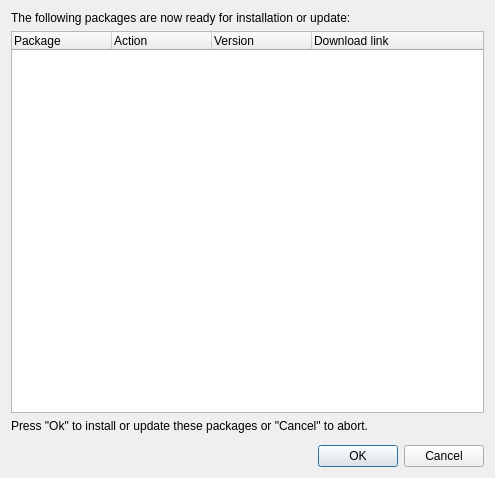
First picture: the form in src/lay/SaltManagerInstallConfirmationDialog.ui, repository KLayout/klayout, before the edit.
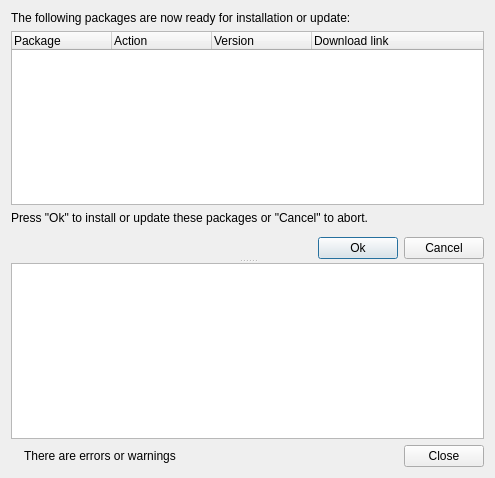
Second picture: the form after the edit. Icons and pictures are not drawn.

Commit message:
Better installation feedback for package manager
Now the confirmation dialog stays open and will show a log with the
installation progress and results.

The "marked" icon has been changed to look a bit less painted.

```diff
--- a/src/lay/SaltManagerInstallConfirmationDialog.ui
+++ b/src/lay/SaltManagerInstallConfirmationDialog.ui
@@ -13,7 +13,7 @@
   <property name="windowTitle">
    <string>Ready for Installation</string>
   </property>
-  <layout class="QVBoxLayout" name="verticalLayout">
+  <layout class="QVBoxLayout" name="verticalLayout_4">
    <item>
     <widget class="QLabel" name="label">
      <property name="text">
@@ -25,6 +25,13 @@
     </widget>
    </item>
    <item>
+    <widget class="QSplitter" name="splitter">
+     <property name="orientation">
+      <enum>Qt::Vertical</enum>
+     </property>
+     <widget class="QWidget" name="layoutWidget">
+      <layout class="QVBoxLayout" name="verticalLayout">
+       <item>
     <widget class="QTreeWidget" name="list">
      <property name="focusPolicy">
       <enum>Qt::NoFocus</enum>
@@ -58,6 +65,33 @@
     </widget>
    </item>
    <item>
+        <widget class="QFrame" name="confirm_panel">
+         <property name="sizePolicy">
+          <sizepolicy hsizetype="Preferred" vsizetype="Fixed">
+           <horstretch>0</horstretch>
+           <verstretch>0</verstretch>
+          </sizepolicy>
+         </property>
+         <property name="frameShape">
+          <enum>QFrame::NoFrame</enum>
+         </property>
+         <property name="frameShadow">
+          <enum>QFrame::Raised</enum>
+         </property>
+         <layout class="QVBoxLayout" name="verticalLayout_2">
+          <property name="leftMargin">
+           <number>0</number>
+          </property>
+          <property name="topMargin">
+           <number>0</number>
+          </property>
+          <property name="rightMargin">
+           <number>0</number>
+          </property>
+          <property name="bottomMargin">
+           <number>0</number>
+          </property>
+          <item>
     <widget class="QLabel" name="label_2">
      <property name="text">
       <string>Press &quot;Ok&quot; to install or update these packages or &quot;Cancel&quot; to abort.</string>
@@ -81,10 +115,214 @@
     </spacer>
    </item>
    <item>
-    <widget class="QDialogButtonBox" name="buttonBox">
-     <property name="standardButtons">
-      <set>QDialogButtonBox::Cancel|QDialogButtonBox::Ok</set>
-     </property>
+           <widget class="QFrame" name="frame">
+            <property name="frameShape">
+             <enum>QFrame::NoFrame</enum>
+            </property>
+            <property name="frameShadow">
+             <enum>QFrame::Raised</enum>
+            </property>
+            <layout class="QHBoxLayout" name="horizontalLayout_3">
+             <property name="leftMargin">
+              <number>0</number>
+             </property>
+             <property name="topMargin">
+              <number>0</number>
+             </property>
+             <property name="rightMargin">
+              <number>0</number>
+             </property>
+             <property name="bottomMargin">
+              <number>0</number>
+             </property>
+             <item>
+              <spacer name="horizontalSpacer">
+               <property name="orientation">
+                <enum>Qt::Horizontal</enum>
+               </property>
+               <property name="sizeHint" stdset="0">
+                <size>
+                 <width>300</width>
+                 <height>20</height>
+                </size>
+               </property>
+              </spacer>
+             </item>
+             <item>
+              <widget class="QPushButton" name="ok_button">
+               <property name="text">
+                <string>Ok</string>
+               </property>
+              </widget>
+             </item>
+             <item>
+              <widget class="QPushButton" name="cancel_button">
+               <property name="text">
+                <string>Cancel</string>
+               </property>
+              </widget>
+             </item>
+            </layout>
+           </widget>
+          </item>
+         </layout>
+        </widget>
+       </item>
+      </layout>
+     </widget>
+     <widget class="QFrame" name="log_panel">
+      <property name="frameShape">
+       <enum>QFrame::NoFrame</enum>
+      </property>
+      <property name="frameShadow">
+       <enum>QFrame::Raised</enum>
+      </property>
+      <layout class="QVBoxLayout" name="verticalLayout_3">
+       <property name="leftMargin">
+        <number>0</number>
+       </property>
+       <property name="topMargin">
+        <number>0</number>
+       </property>
+       <property name="rightMargin">
+        <number>0</number>
+       </property>
+       <property name="bottomMargin">
+        <number>0</number>
+       </property>
+       <item>
+        <widget class="QListView" name="log_view">
+         <property name="iconSize">
+          <size>
+           <width>16</width>
+           <height>16</height>
+          </size>
+         </property>
+         <property name="isWrapping" stdset="0">
+          <bool>false</bool>
+         </property>
+         <property name="resizeMode">
+          <enum>QListView::Adjust</enum>
+         </property>
+         <property name="uniformItemSizes">
+          <bool>true</bool>
+         </property>
+         <property name="wordWrap">
+          <bool>false</bool>
+         </property>
+        </widget>
+       </item>
+       <item>
+        <widget class="QFrame" name="frame_2">
+         <property name="frameShape">
+          <enum>QFrame::NoFrame</enum>
+         </property>
+         <property name="frameShadow">
+          <enum>QFrame::Raised</enum>
+         </property>
+         <layout class="QHBoxLayout" name="horizontalLayout">
+          <property name="leftMargin">
+           <number>0</number>
+          </property>
+          <property name="topMargin">
+           <number>0</number>
+          </property>
+          <property name="rightMargin">
+           <number>0</number>
+          </property>
+          <property name="bottomMargin">
+           <number>0</number>
+          </property>
+          <item>
+           <widget class="QFrame" name="attn_frame">
+            <property name="frameShape">
+             <enum>QFrame::NoFrame</enum>
+            </property>
+            <property name="frameShadow">
+             <enum>QFrame::Raised</enum>
+            </property>
+            <layout class="QHBoxLayout" name="horizontalLayout_2">
+             <property name="leftMargin">
+              <number>0</number>
+             </property>
+             <property name="topMargin">
+              <number>0</number>
+             </property>
+             <property name="rightMargin">
+              <number>0</number>
+             </property>
+             <property name="bottomMargin">
+              <number>0</number>
+             </property>
+             <item>
+              <widget class="QLabel" name="label_3">
+               <property name="text">
+                <string/>
+               </property>
+               <property name="pixmap">
+                <pixmap resource="layResources.qrc">:/warn_16.png</pixmap>
+               </property>
+              </widget>
+             </item>
+             <item>
+              <widget class="QLabel" name="label_4">
+               <property name="text">
+                <string>There are errors or warnings</string>
+               </property>
+              </widget>
+             </item>
+            </layout>
+           </widget>
+          </item>
+          <item>
+           <widget class="QFrame" name="frame_3">
+            <property name="frameShape">
+             <enum>QFrame::NoFrame</enum>
+            </property>
+            <property name="frameShadow">
+             <enum>QFrame::Raised</enum>
+            </property>
+            <layout class="QHBoxLayout" name="horizontalLayout_4">
+             <property name="leftMargin">
+              <number>0</number>
+             </property>
+             <property name="topMargin">
+              <number>0</number>
+             </property>
+             <property name="rightMargin">
+              <number>0</number>
+             </property>
+             <property name="bottomMargin">
+              <number>0</number>
+             </property>
+             <item>
+              <spacer name="horizontalSpacer_2">
+               <property name="orientation">
+                <enum>Qt::Horizontal</enum>
+               </property>
+               <property name="sizeHint" stdset="0">
+                <size>
+                 <width>40</width>
+                 <height>20</height>
+                </size>
+               </property>
+              </spacer>
+             </item>
+             <item>
+              <widget class="QPushButton" name="close_button">
+               <property name="text">
+                <string>Close</string>
+               </property>
+              </widget>
+             </item>
+            </layout>
+           </widget>
+          </item>
+         </layout>
+        </widget>
+       </item>
+      </layout>
+     </widget>
     </widget>
    </item>
   </layout>
```
Left out of the diff: 35 changed lines with no effect on the pictures. Lines whose indentation alone changed are shown as unchanged. The commit also changes 4 other files.
